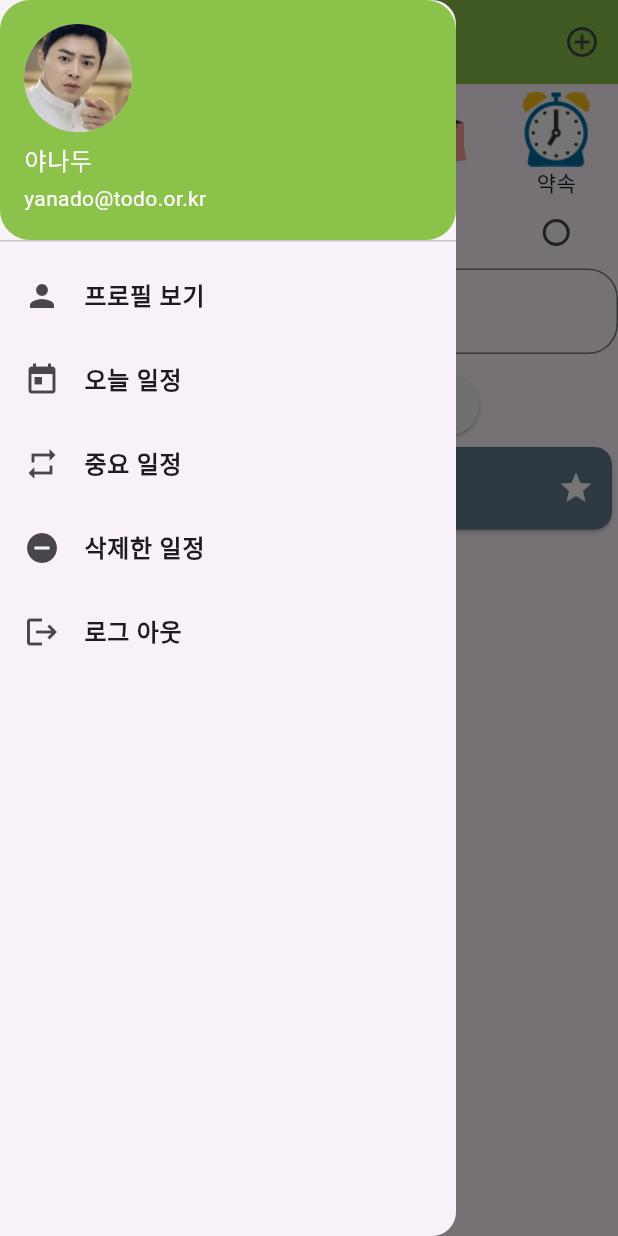
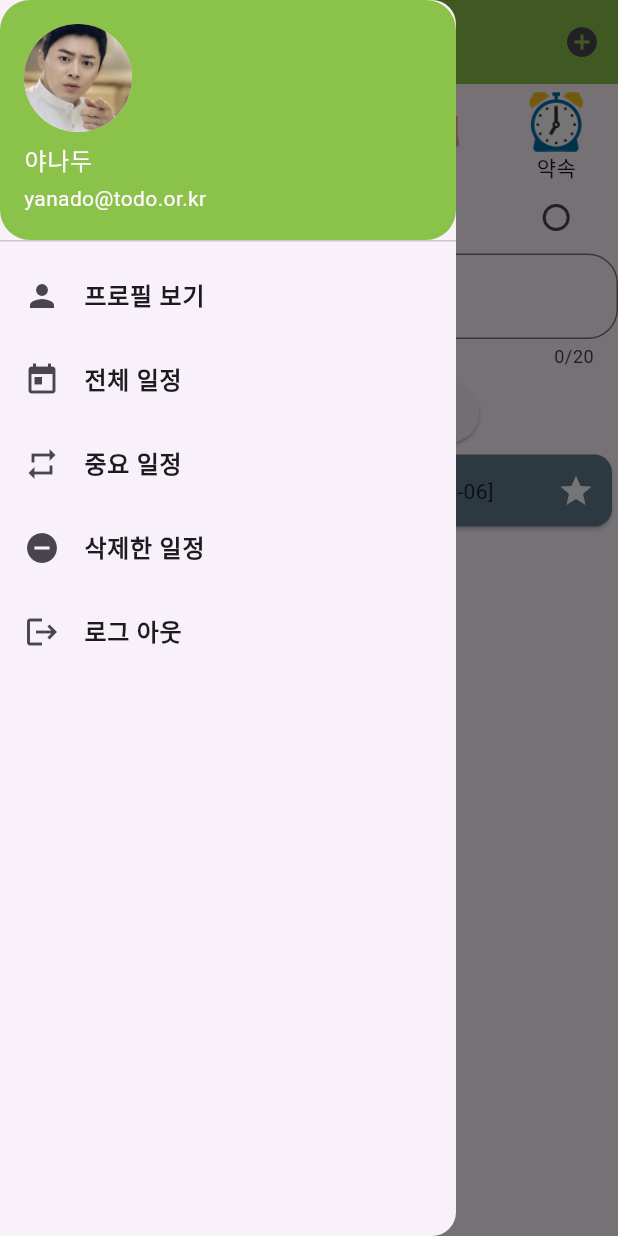
Before and after one commit to zaxuntop/Public-Document, a Flutter app: the FirstPage screen opened by its route, with the side drawer open, on a phone screen of 412 x 824 dp. Run offline on Flutter 3.47's test engine with Material 3 defaults, Android fonts, the phone set to English and light mode, and no system bars; our stand-ins replace get.

Commit message:
4.6일 작업
중요,삭제 일정 페이지 작업

```diff
--- a/project_app/lib/model/message.dart
+++ b/project_app/lib/model/message.dart
@@ -7,7 +7,7 @@ class Message {
 class TodoList{
   final String imagePath; // 이미지 경로
   final String contents;// 입력 글자
-  late DateTime date; // 날짜
+  final DateTime date; // 날짜
   late bool action; // 리스트뷰 클릭 여부
   late bool imaportant; // 중요 일정 체크
 
--- a/project_app/lib/view/drawer.dart
+++ b/project_app/lib/view/drawer.dart
@@ -1,5 +1,6 @@
 import 'package:flutter/material.dart';
 import 'package:get/get.dart';
+import 'package:project_app/model/message.dart';
 import 'package:project_app/view/habit.dart';
 import 'package:project_app/view/home.dart';
 import 'package:project_app/view/profile.dart';
@@ -7,7 +8,10 @@ import 'package:project_app/view/today.dart';
 import 'package:project_app/view/trash.dart';
 // 드로워 바 페이지
 class DrawerMenu extends StatelessWidget {
-  const DrawerMenu({super.key,});
+  final List<TodoList> imaportantList;
+  final List<TodoList> trashList;
+
+  const DrawerMenu({super.key, required this.imaportantList, required this.trashList});
 
   @override
   Widget build(BuildContext context) {
@@ -36,7 +40,7 @@ class DrawerMenu extends StatelessWidget {
           ListTile(
             leading: Icon(Icons.today),
             title: Text(
-              '오늘 일정',
+              '전체 일정',
               style: TextStyle(fontWeight: FontWeight.bold),
             ),
             onTap: () => Get.to(Today()),
@@ -49,7 +53,7 @@ class DrawerMenu extends StatelessWidget {
             ),
             onTap: () {
               Navigator.pop(context);
-              Get.to(Habit);
+              Get.to(Habit(imaportantList: imaportantList,));
             },
           ),
           ListTile(
@@ -58,7 +62,7 @@ class DrawerMenu extends StatelessWidget {
               '삭제한 일정',
               style: TextStyle(fontWeight: FontWeight.bold),
             ),
-            onTap: () => Get.to(Trash()),
+            onTap: () => Get.to(Trash(trashList: trashList,)),
           ),
           ListTile(
             leading: Icon(Icons.logout),
--- a/project_app/lib/view/first.dart
+++ b/project_app/lib/view/first.dart
@@ -19,24 +19,32 @@ class _FirstPageState extends State<FirstPage> {
   late bool isCheckBox; // 체크박스 체크 여부
   late int radioValue; // 라디오 버튼 값
   late String selectDateText; // 선택 날짜 텍스트
-  late List<TodoList> imaportantList; // 중요 일정 리스트트
+  late List<TodoList> imaportantList; // 중요 일정 리스트
+  late List<TodoList> trashList; // 삭제 일정 리스트
 
 @override
   void initState() {
     super.initState();
     todoList = []; // 할일 리스트 초기화
+    addData(); // 데이터 추가
     date = DateTime.now(); // 지금 날짜로 초기화
-    addData(); // 데이터 추가
     textEditingController = TextEditingController(); // 텍스트 필드 컨트롤러 초기화
     selectedDate = DateTime.now(); // 선택 날짜 초기화
     isCheckBox = false; // 체크박스 초기화
     radioValue = 0; // 라디오 버튼 초기화
     selectDateText = ''; // 선택 날짜 텍스트 초기화
     imaportantList = []; // 중요 일정 리스트 초기화
+    trashList = []; // 삭제 일정 리스트 초기화화
   }
 
 addData(){
-  todoList.add(TodoList(imagePath: 'images/food.png', contents: '점심 시키기', date: DateTime.now(), action: false, imaportant: false));
+  todoList.add(TodoList(
+    imagePath: 'images/food.png',
+    contents: '비빔국수 점심약속',
+    date: DateTime.now(),
+    action: false,
+    imaportant: false)
+  );
 }
 
   @override
@@ -50,7 +58,7 @@ addData(){
           IconButton(onPressed: () {
             Get.to(Habit(imaportantList: imaportantList,));
           },
-          icon: Icon(Icons.add_circle_outline),
+          icon: Icon(Icons.add_circle),
           ),
         ],
       ),
@@ -61,11 +69,11 @@ addData(){
             Row(
               mainAxisAlignment: MainAxisAlignment.spaceAround,
               children: [
-                Image.asset('images/group.png', width: 50,),
-                Image.asset('images/sport.png', width: 50,),
-                Image.asset('images/food.png', width: 50,),
-                Image.asset('images/shopping.png', width: 50,),
-                Image.asset('images/clock.png', width: 50,),
+                Image.asset('images/group.png', width: 40,),
+                Image.asset('images/sport.png', width: 40,),
+                Image.asset('images/food.png', width: 40,),
+                Image.asset('images/shopping.png', width: 40,),
+                Image.asset('images/clock.png', width: 40,),
               ],
             ),
             Row(
@@ -119,8 +127,9 @@ addData(){
                 ),
               ),
               maxLines: 1,
+              maxLength: 20,
             ),
-            SizedBox(height: 10,),
+            SizedBox(height: 5,),
             Row(
               mainAxisAlignment: MainAxisAlignment.center,
               children: [
@@ -128,8 +137,12 @@ addData(){
                   onPressed: () {
                     dispDatePicker();
                   },
-                  child: Text('날짜 선택')
+                  child: Text('날짜 선택',
+                  style: TextStyle(
+                    color: Colors.redAccent
                   ),
+                  ),
+                ),
                   SizedBox(width: 20,),
                 ElevatedButton(
                   onPressed: () {
@@ -147,8 +160,12 @@ addData(){
                     textEditingController.clear();
                     setState(() {      });
                   },
-                  child: Text('일정 추가')
+                  child: Text('일정 추가',
+                  style: TextStyle(
+                    color: Colors.redAccent
+                  ) ,
                   ),
+                ),
               ],
             ),
             Expanded(
@@ -159,15 +176,21 @@ addData(){
                     direction: DismissDirection.endToStart,
                     key: ValueKey(todoList[index]),
                     onDismissed: (direction) {
+                      trashList.add(todoList[index]);
                       todoList.remove(todoList[index]);
+                      Get.snackbar(
+                        '삭제',
+                        '해당 일정을 삭제했습니다',
+                        backgroundColor: Colors.redAccent
+                        );
                       setState(() {    });
                     },
                     background: Container(
                       color: Colors.redAccent,
                       alignment: Alignment.centerRight,
-                      padding: EdgeInsets.symmetric(horizontal: 10),
+                      padding: EdgeInsets.symmetric(horizontal: 15),
                       child: Icon(Icons.delete_forever_outlined,
-                      size: 40,
+                      size: 35,
                       ),
                     ),
                     child: Card(
@@ -183,12 +206,18 @@ addData(){
                           ),
                           Image.asset(
                             todoList[index].imagePath,
-                            width: 55,
+                            width: 45,
                           ),
+                          SizedBox(width: 5,),
                           Text(
                             todoList[index].contents,
+                            softWrap: true,
+                            overflow: TextOverflow.visible,
                           ),
-                          Text(' [날짜 : ${todoList[index].date.toString().split(' ')[0]}]'),
+                          Text(' [날짜: ${todoList[index].date.toString().split(' ')[0]}]',
+                          softWrap: true,
+                          overflow: TextOverflow.visible,
+                          ),
                           Spacer(),
                           IconButton(
                             onPressed: () {
@@ -202,7 +231,7 @@ addData(){
                             },
                             icon: Icon(
                               Icons.star,
-                              color: todoList[index].imaportant ? Colors.black : Colors.white,
+                              color: todoList[index].imaportant ? Colors.yellow : Colors.white,
                             ),
                             ),
                         ],
@@ -215,7 +244,10 @@ addData(){
           ],
         ),
       ),
-      drawer: DrawerMenu(),
+      drawer: DrawerMenu(
+        imaportantList: imaportantList,
+        trashList: trashList,
+        ),
     );
   } //build
 
--- a/project_app/lib/view/home.dart
+++ b/project_app/lib/view/home.dart
@@ -99,7 +99,8 @@ class _HomeState extends State<Home> {
                           checkidpw();
                         },
                         style: ElevatedButton.styleFrom(
-                          backgroundColor: Colors.yellow,
+                          backgroundColor: Colors.lightGreen,
+                          foregroundColor: Colors.redAccent,
                           shape: RoundedRectangleBorder(
                             borderRadius: BorderRadius.circular(10),
                           ),
```
Also changed, not shown: project_app/lib/view/habit.dart (+56 -7 lines), project_app/lib/view/trash.dart (+44 -1 lines), project_app/lib/view/controller.dart (added).
